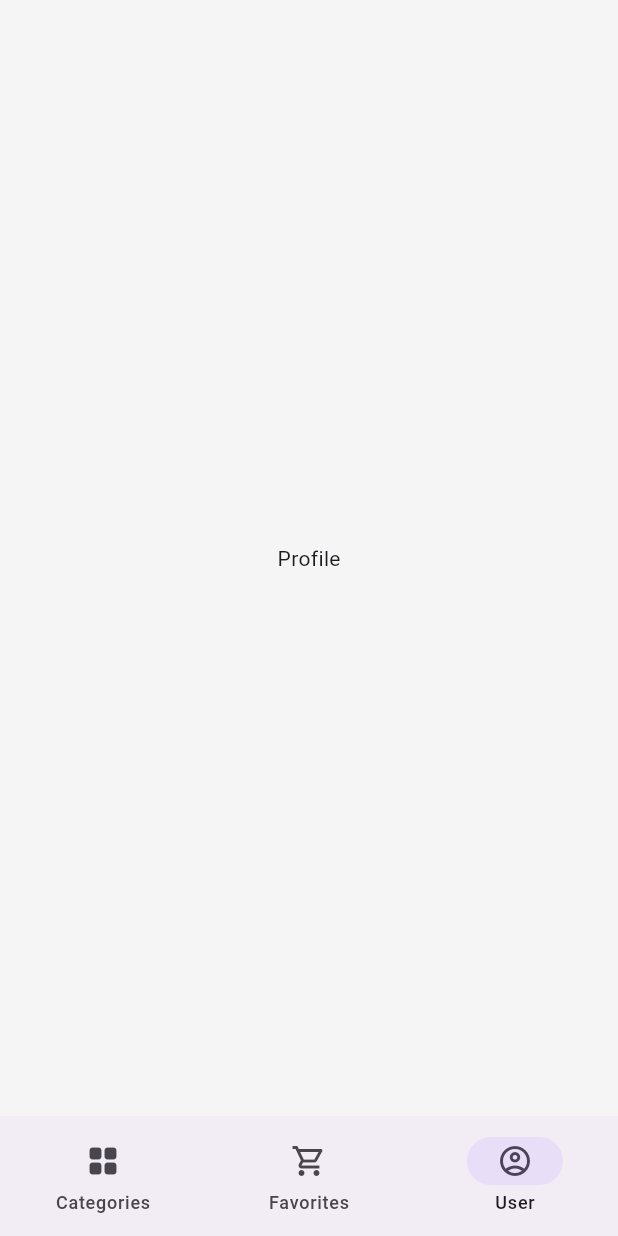
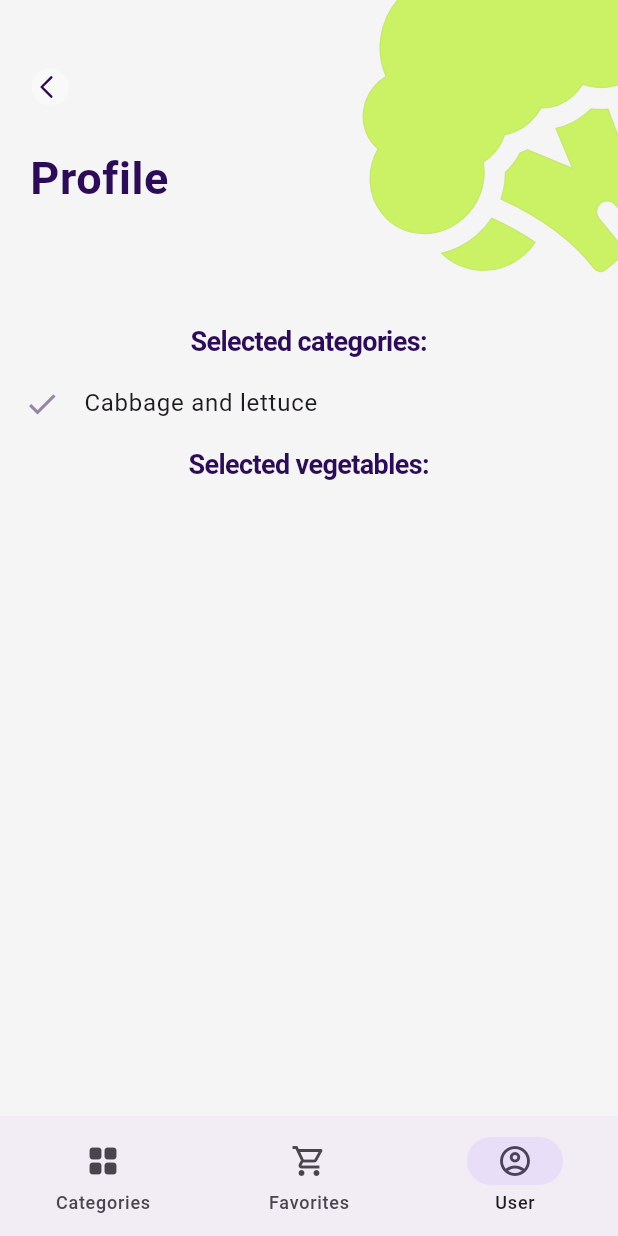
Before and after one commit to assyaIsk/flutter, a Flutter app: the Tabs screen opened by its route, item 3 of the bottom bar chosen, on a phone screen of 412 x 824 dp. Run offline on Flutter 3.47's test engine with Material 3 defaults, Android fonts, the phone set to English and light mode, and no system bars; our stand-ins replace bloc, flutter_bloc, flutter_svg, freezed_annotation.

Commit message:
profile added

```diff
--- /dev/null
+++ b/lib/screens/profile.dart
@@ -0,0 +1,39 @@
+import 'package:flutter/material.dart';
+import 'package:vegetables/models/subcategory_model.dart';
+import 'package:vegetables/models/vegetable_model.dart';
+import 'package:vegetables/styles/style.dart';
+import 'package:vegetables/widgets/header/header.dart';
+
+class ProfileScreen extends StatelessWidget {
+  const ProfileScreen({super.key});
+
+  @override
+  Widget build(BuildContext context) {
+    return Column(children: [
+      const Header(screenName: 'Profile', isFirstTab: false),
+      const Text(
+        "Selected categories:",
+        style: AppStyles.violetDarkTextStyle18,
+      ),
+      ...subcategories.where((item) => item.active).map((item) {
+        return ListTile(
+          title: Text(item.name),
+          leading: const Icon(Icons.check),
+          iconColor: AppStyles.violetColor,
+        );
+      }).toList(),
+      const Text(
+        "Selected vegetables:",
+        style: AppStyles.violetDarkTextStyle18,
+      ),
+      ...vegetables
+          .where((item) => item.isFavorite)
+          .map((item) => ListTile(
+                title: Text(item.name),
+                leading: const Icon(Icons.favorite),
+                iconColor: AppStyles.greenBtnColor,
+              ))
+          .toList(),
+    ]);
+  }
+}
--- a/lib/widgets/tabs.dart
+++ b/lib/widgets/tabs.dart
@@ -3,6 +3,7 @@ import 'package:flutter_bloc/flutter_bloc.dart';
 import 'package:vegetables/cubits/cubit/my_states_cubit.dart';
 import 'package:vegetables/screens/category_screen.dart';
 import 'package:vegetables/screens/favorites_screen.dart';
+import 'package:vegetables/screens/profile.dart';
 import 'package:vegetables/screens/vegetables_screen.dart';
 import 'package:vegetables/styles/style.dart';
 
@@ -35,7 +36,7 @@ class _Tabs extends State<Tabs> {
     }
 
     if (_selectedPageIndex == 2) {
-      activePage = const Center(child: Text("Profile"));
+      activePage = const Center(child: ProfileScreen());
     }
 
     return Scaffold(
```
